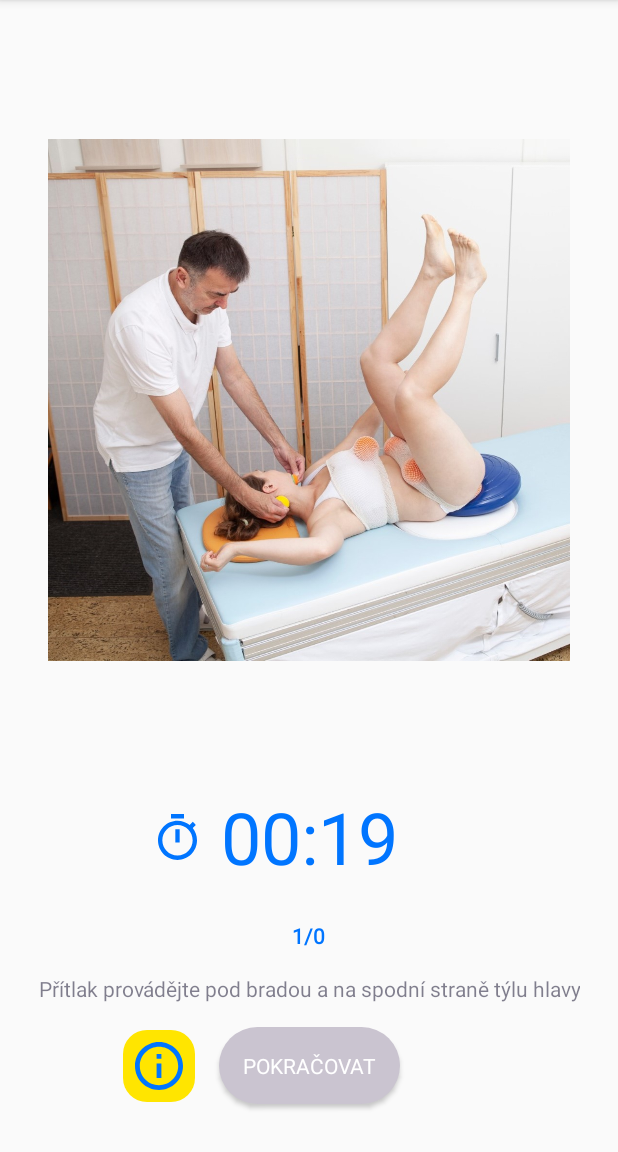
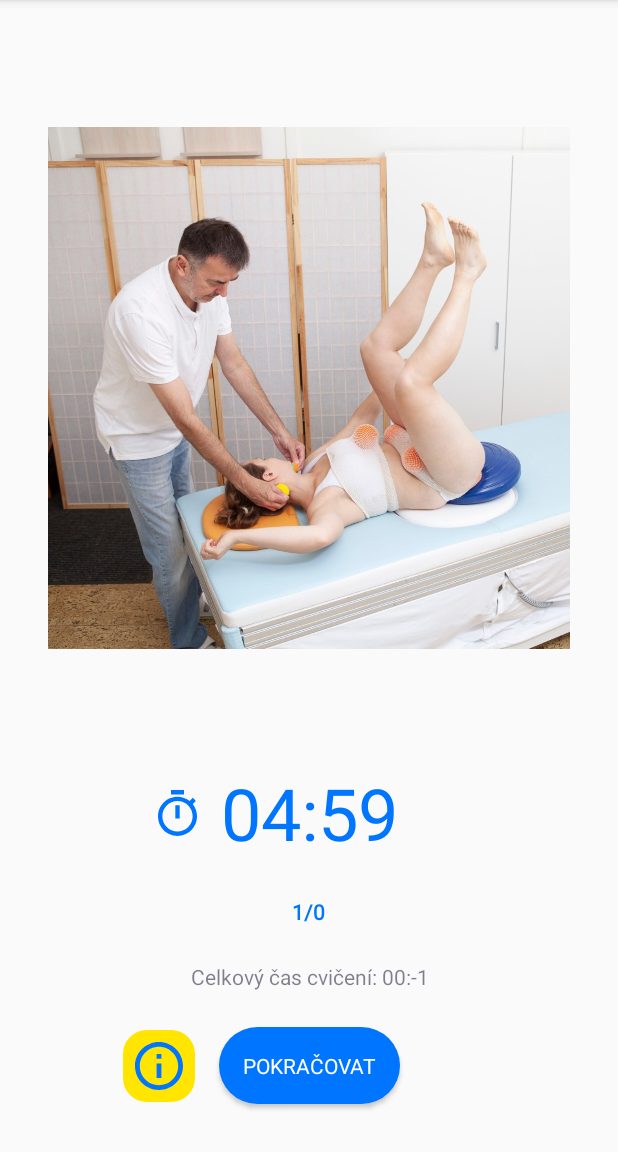
Before and after one commit to Trinithea/VM2G, an Android app built with Jetpack Compose: the ExerciseFragment screen opened through its navigation route, after a tap on "POKRAČOVAT", on a phone screen of 412 x 824 dp, the part 84-1236 px from its top. Run offline under Robolectric (Android 15) with nearby library versions, the phone set to English and light mode, and no system bars; our stand-ins replace Room's generated code, data binding; Roboto replaces fonts that are not available here; 2 statements that could not run were skipped.

Commit message:
úpravy s Vojtou

```diff
--- a/Aplikace_rehabilitace/app/src/main/java/com/example/aplikace_rehabilitace/database/ExercisePosition.kt
+++ b/Aplikace_rehabilitace/app/src/main/java/com/example/aplikace_rehabilitace/database/ExercisePosition.kt
@@ -27,7 +27,7 @@ data class ExercisePosition(
     @ColumnInfo(name = "preparationImages")
     var positionPreparationImages: String,
 
-    @ColumnInfo(name = "imageId")
-    var positionImage: Int
+    @ColumnInfo(name = "imageName")
+    var positionImage: String
 
 )
--- a/Aplikace_rehabilitace/app/src/main/java/com/example/aplikace_rehabilitace/database/Patient.kt
+++ b/Aplikace_rehabilitace/app/src/main/java/com/example/aplikace_rehabilitace/database/Patient.kt
@@ -17,8 +17,8 @@ data class Patient(
     @ColumnInfo(name = "weight")
     var patientWeight: Int,
 
-    @ColumnInfo(name = "age")
-    var patientAge: Int,
+    @ColumnInfo(name = "birth")
+    var patientBirth: String,
 
     @ColumnInfo(name = "accountId")
     var patientAccountId: Long
--- a/Aplikace_rehabilitace/app/src/main/java/com/example/aplikace_rehabilitace/database/VM2GDatabase.kt
+++ b/Aplikace_rehabilitace/app/src/main/java/com/example/aplikace_rehabilitace/database/VM2GDatabase.kt
@@ -7,7 +7,7 @@ import androidx.room.RoomDatabase
 
 @Database(
     entities = [Patient::class, TherapySettings::class, ExercisePosition::class, TherapyPositions::class, ExercisePatient::class],
-    version = 6,
+    version = 8,
     exportSchema = false)
 abstract class VM2GDatabase : RoomDatabase() {
     abstract val vm2gDatabaseDao: VM2GDao
--- a/Aplikace_rehabilitace/app/src/main/java/com/example/aplikace_rehabilitace/ui_/account/AddPatientFragment.kt
+++ b/Aplikace_rehabilitace/app/src/main/java/com/example/aplikace_rehabilitace/ui_/account/AddPatientFragment.kt
@@ -66,9 +66,9 @@ class AddPatientFragment : Fragment() {
         viewModel.addPatient(
             binding.nameTextInput.text.toString(),
             binding.weightTextInput.text.toString().toInt(),
-            binding.ageTextInput.text.toString().toInt()
+            binding.ageTextInput.text.toString()
         )
-        Toast.makeText(context, "Nový pacient pod tímto účtem byl úspěšně přidán", Toast.LENGTH_SHORT).show()
+       // Toast.makeText(context, "Nový pacient pod tímto účtem byl úspěšně přidán", Toast.LENGTH_SHORT).show()
     }
 
 }
--- a/Aplikace_rehabilitace/app/src/main/java/com/example/aplikace_rehabilitace/ui_/account/AddPatientViewModel.kt
+++ b/Aplikace_rehabilitace/app/src/main/java/com/example/aplikace_rehabilitace/ui_/account/AddPatientViewModel.kt
@@ -38,11 +38,11 @@ class AddPatientViewModel (
     }
 
 
-    fun addPatient(name: String, weight: Int, age: Int){
+    fun addPatient(name: String, weight: Int, birth: String){
         uiScope.launch {
             // TODO:předělat account ID
 
-            val newPatient = Patient(patientName = name, patientWeight = weight, patientAge = age, patientAccountId = accountId)
+            val newPatient = Patient(patientName = name, patientWeight = weight, patientBirth = birth, patientAccountId = accountId)
             insert(newPatient)
             _navigateToHomeScreen.value = newPatient
         }
--- a/Aplikace_rehabilitace/app/src/main/java/com/example/aplikace_rehabilitace/ui_/exercise/ExerciseAfterFragment.kt
+++ b/Aplikace_rehabilitace/app/src/main/java/com/example/aplikace_rehabilitace/ui_/exercise/ExerciseAfterFragment.kt
@@ -19,12 +19,11 @@ class ExerciseAfterFragment : Fragment() {
         savedInstanceState: Bundle?
     ): View? {
         // Inflate the layout for this fragment
-
-        return FragmentExerciseAfterBinding.inflate(inflater, container, false).root
+        binding = FragmentExerciseAfterBinding.inflate(inflater, container, false)
+        return binding.root
     }
 
     override fun onViewCreated(view: View, savedInstanceState: Bundle?) {
-        binding = FragmentExerciseAfterBinding.bind(view)
         binding.btnHomeScreen.setOnClickListener(Navigation.createNavigateOnClickListener(R.id.action_exerciseAfterFragment_to_homeScreenFragment))
         binding.btnMessage.setOnClickListener(Navigation.createNavigateOnClickListener(R.id.action_exerciseAfterFragment_to_exerciseAfterMessageFragment))
 
--- a/Aplikace_rehabilitace/app/src/main/java/com/example/aplikace_rehabilitace/ui_/exercise/ExerciseFragment.kt
+++ b/Aplikace_rehabilitace/app/src/main/java/com/example/aplikace_rehabilitace/ui_/exercise/ExerciseFragment.kt
@@ -1,6 +1,7 @@
 package com.example.aplikace_rehabilitace.ui_.exercise
 
 import android.annotation.SuppressLint
+import android.app.AlertDialog
 import android.os.Bundle
 import android.os.Handler
 import android.os.Looper
@@ -9,6 +10,8 @@ import androidx.fragment.app.Fragment
 import android.view.LayoutInflater
 import android.view.View
 import android.view.ViewGroup
+import android.widget.Button
+import android.widget.TextView
 import androidx.core.content.ContextCompat
 import androidx.core.view.isVisible
 import androidx.lifecycle.Observer
@@ -42,6 +45,7 @@ class ExerciseFragment : Fragment() {
     private lateinit var handler: Handler
     private var runnable: Runnable? = null
     private var startTime = 0L
+    private var overallTime = 0
 
     override fun onCreateView(
         inflater: LayoutInflater, container: ViewGroup?,
@@ -71,13 +75,17 @@ class ExerciseFragment : Fragment() {
         })
 
         binding.continueButton.setOnClickListener {
+
             changeState()
             var position = positionList[currentPosition]
             when (state){
                 State.INSTRUCTIONS -> {
+                    Log.d("Timer", "state INSTRUCTIONS")
                     initializeInstructions(position)
+
                 }
                 State.TIMER -> {
+                    Log.d("Timer", "state TIMER")
                     //TODO: txt2: obsah, txtTimeLeft: obsah -> spustit odpočet
 
                     binding.btnPreparation.visibility = View.GONE
@@ -86,21 +94,27 @@ class ExerciseFragment : Fragment() {
                     binding.txtTimeLeft.visibility = View.VISIBLE
                     binding.txt2.setTextColor(R.color.colorBlue)
                     binding.txt1.text = "${currentPosition+1}/${positionList.size}"
-                    binding.continueButton.setBackgroundResource(R.drawable.roundcorner32_gray)
-                    binding.continueButton.isClickable = false
+                    //binding.continueButton.setBackgroundResource(R.drawable.roundcorner32_gray)
+                    //binding.continueButton.isClickable = false
                     startTime = System.currentTimeMillis() / 1000
                     Log.d("Timer", "startTime: ${startTime}")
+                    overallTime = (positionList.size-currentPosition) * 300 // overall time in seconds (300 for 5 minutes)
+                    Log.d("Timer", "overallTime: ${overallTime}")
                     startTimer()
                 }
                 State.CHANGE -> {
+                    stopTimer()
+                    Log.d("Timer", "state CHANGE")
                     binding.txtTimeLeft.text = "00:00"
                     currentPosition++
                     if (currentPosition < positionList.size){
                         binding.txt1.text = "Změňte na polohu ${positionList[currentPosition].positionName}"
+                        binding.txt2.text = ""
                         binding.continueButton.text = getString(com.example.aplikace_rehabilitace.R.string.zmenit_polohu)
                     }
                     else{
                         binding.txt1.text = ""
+                        binding.txt2.text=""
                         binding.continueButton.text = "Konec cvičení"
                         binding.continueButton.setOnClickListener {
                             this.findNavController().navigate(R.id.action_exerciseFragment_to_exerciseAfterFragment)
@@ -112,12 +126,52 @@ class ExerciseFragment : Fragment() {
         }
 
         binding.btnInfo.setOnClickListener {
-            //TODO
+
+          //  showDialog()
+/*
+            val dialogView = View.inflate(activity, R.layout.info_dialog, null)
+            val builder = AlertDialog.Builder(activity).apply {
+                setView(dialogView)
+            }
+            val alertDialog = builder.show()
+            val position = positionList[currentPosition]
+            dialogView.txtInfo.text = "${currentPosition + 1}/${positionList.size} / 5 minut (${positionList.size * 5} minut celkem)\n${position.positionName}"
+            dialogView.txtDecription.text = position.positionDescription // Assuming this is a typo and should be txtDescription instead
+
+            dialogView.continueButton.setOnClickListener {
+                alertDialog.dismiss()
+            }
+*/
+
         }
         binding.btnPreparation.setOnClickListener {
             //TODO
             this.findNavController().navigate(R.id.action_exerciseFragment_to_exercisePreparationFragment)
         }
+    }
+
+
+    private fun showDialog() {
+        val builder = AlertDialog.Builder(context)
+        builder.setTitle("Informace o cvičení")
+
+        // Inflate the custom layout
+        val customLayout = LayoutInflater.from(context).inflate(R.layout.info_dialog, null)
+        builder.setView(customLayout)
+
+        val position = positionList[currentPosition]
+        customLayout.findViewById<TextView>(R.id.txtInfo).text = "${currentPosition + 1}/${positionList.size} / 5 minut (${positionList.size * 5} minut celkem)\n${position.positionName}"
+        customLayout.findViewById<TextView>(R.id.txtDescription).text = position.positionDescription
+
+        // Show the dialog
+        val dialog = builder.create()
+
+        customLayout.findViewById<Button>(R.id.continueButton).setOnClickListener {
+            dialog.dismiss()
+
+        }
+
+        dialog.show()
     }
 
     private fun startTimer() {
@@ -129,14 +183,21 @@ class ExerciseFragment : Fragment() {
                 Log.d("Timer","currentTime: ${currentTime}")
                 val elapsedTime = currentTime - startTime // Assume startTime is defined elsewhere
                 Log.d("Timer","elapsedTime: ${elapsedTime}")
-                val remainingTime = 20 - elapsedTime // TODO 5 minutes in seconds (300)
+                val remainingTime = 300 - elapsedTime // TODO 5 minutes in seconds (300)
+                val overallRemainingTime = overallTime - elapsedTime
                 Log.d("Timer","remainingTime: ${remainingTime}")
+                Log.d("Timer","overallRemainingTime: ${overallRemainingTime}")
 
                 // Update txtTimeLeft
                 val minutes = remainingTime / 60
                 val seconds = remainingTime % 60
+
+                val minutes2 = overallRemainingTime / 60
+                val seconds2 = overallRemainingTime % 60
                 Log.d("Timer","výpis: ${String.format("%02d:%02d", minutes, seconds)}")
+                Log.d("Timer","výpis: ${String.format("%02d:%02d", minutes2, seconds2)}")
                 binding.txtTimeLeft.text = String.format("%02d:%02d", minutes, seconds)
+                binding.txt2.text = String.format("Celkový čas cvičení: %02d:%02d", minutes2, seconds2)
 
                 // Check if the timer should stop
                 if (remainingTime <= 0) {
@@ -161,7 +222,8 @@ class ExerciseFragment : Fragment() {
 
     @SuppressLint("SetTextI18n", "ResourceAsColor")
     private fun initializeInstructions(position:ExercisePosition){
-        binding.imgPositions.setImageResource(position.positionImage)
+        val resourceId = resources.getIdentifier(position.positionImage, "drawable", "com.example.aplikace_rehabilitace")
+        binding.imgPositions.setImageResource(resourceId)
         binding.txt1.text = "${currentPosition+1}/${positionList.size} / 5 minut (${positionList.size*5} minut celkem)\n${position.positionName}"
         binding.txt2.text = position.positionDescription
         binding.continueButton.text = getString(R.string.pokracovat)
@@ -169,7 +231,7 @@ class ExerciseFragment : Fragment() {
         binding.btnPreparation.visibility = View.VISIBLE
         binding.imgTimer.visibility = View.GONE
         binding.btnInfo.visibility = View.GONE
-        binding.txtTimeLeft.visibility = View.GONE
+        binding.txtTimeLeft.visibility = View.INVISIBLE
     }
 
 }
--- a/Aplikace_rehabilitace/app/src/main/java/com/example/aplikace_rehabilitace/ui_/snimani/FinalPreparationFragment.kt
+++ b/Aplikace_rehabilitace/app/src/main/java/com/example/aplikace_rehabilitace/ui_/snimani/FinalPreparationFragment.kt
@@ -25,7 +25,7 @@ class FinalPreparationFragment : Fragment() {
 
     override fun onViewCreated(view: View, savedInstanceState: Bundle?) {
         binding = FragmentFinalPreparationBinding.bind(view)
-        binding.txtContinue.setOnClickListener (Navigation.createNavigateOnClickListener(R.id.action_preparationRecording1_to_preparationRecording2))
+        binding.txtContinue.setOnClickListener (Navigation.createNavigateOnClickListener(R.id.action_finalPreparationFragment_to_startExerciseFragment))
 
     }
 }
--- a/Aplikace_rehabilitace/app/src/main/java/com/example/aplikace_rehabilitace/ui_/snimani/PreparationRecording3.kt
+++ b/Aplikace_rehabilitace/app/src/main/java/com/example/aplikace_rehabilitace/ui_/snimani/PreparationRecording3.kt
@@ -23,7 +23,7 @@ class PreparationRecording3 : Fragment() {
 
     override fun onViewCreated(view: View, savedInstanceState: Bundle?) {
         binding = FragmentPreparationRecording3Binding.bind(view)
-        binding.continueButton.setOnClickListener (Navigation.createNavigateOnClickListener(R.id.action_preparationRecording1_to_preparationRecording2))
+        binding.continueButton.setOnClickListener (Navigation.createNavigateOnClickListener(R.id.action_preparationRecording3_to_finalPreparationFragment))
         binding.backButton.setOnClickListener (Navigation.createNavigateOnClickListener(R.id.action_preparationRecording3_to_preparationRecording2))
 
     }
--- a/Aplikace_rehabilitace/app/src/main/java/com/example/aplikace_rehabilitace/ui_/therapy_settings/SetTherapy3Fragment.kt
+++ b/Aplikace_rehabilitace/app/src/main/java/com/example/aplikace_rehabilitace/ui_/therapy_settings/SetTherapy3Fragment.kt
@@ -85,7 +85,7 @@ class SetTherapy3Fragment : Fragment() {
                 }
             }
         })
-
+        binding.buttonTempDB.visibility = View.INVISIBLE
         binding.continue2Button.setOnClickListener{
             updateTherapy()
             this.findNavController().navigate(R.id.action_setTherapy3Fragment_to_setTherapy4Fragment)
--- a/Aplikace_rehabilitace/app/src/main/java/com/example/aplikace_rehabilitace/ui_/therapy_settings/SetTherapy3ViewModel.kt
+++ b/Aplikace_rehabilitace/app/src/main/java/com/example/aplikace_rehabilitace/ui_/therapy_settings/SetTherapy3ViewModel.kt
@@ -88,7 +88,7 @@ class SetTherapy3ViewModel (
                     "Umístěte 3 míčky velikosti 3 pod pravé žebro a na obě třísla\n"+
                     "Umístěte 4 míčky velikosti 2 na kotník z obou stran na nárt a plosku nohy",
             positionPreparationImages = "pos1_1.jpeg;pos1_2.jpeg;pos1_3.jpeg",
-            positionImage = R.drawable.pos1
+            positionImage = "pos1"
         )
 
         val pos2 = ExercisePosition(
@@ -97,7 +97,7 @@ class SetTherapy3ViewModel (
             positionDescription = "Přítlak provádějte na vnitřní straně kolena a na rameni",
             positionPreparationSteps = "empty",
             positionPreparationImages = "empty",
-            positionImage = R.drawable.pos2
+            positionImage = "pos2"
         )
 
         val pos3 = ExercisePosition(
@@ -106,7 +106,7 @@ class SetTherapy3ViewModel (
             positionDescription = "empty",
             positionPreparationSteps = "empty",
             positionPreparationImages = "empty",
-            positionImage = R.drawable.pos3
+            positionImage = "pos3"
         )
 
         addTemporaryExercisePosition(pos1)
--- a/Aplikace_rehabilitace/app/src/main/res/layout/fragment_add_patient.xml
+++ b/Aplikace_rehabilitace/app/src/main/res/layout/fragment_add_patient.xml
@@ -88,7 +88,7 @@
         android:layout_marginLeft="24dp"
         android:layout_marginRight="24dp"
         android:backgroundTint="@color/colorBlue"
-        android:hint="@string/v_k"
+        android:hint="@string/datum_narozeni"
         android:textColorHint="@color/colorBlue"
         app:boxBackgroundMode="outline"
         app:boxStrokeColor="@color/colorBlue"
@@ -103,8 +103,7 @@
         <com.google.android.material.textfield.TextInputEditText
             android:id="@+id/ageTextInput"
             android:layout_width="match_parent"
-            android:layout_height="wrap_content"
-            android:numeric="integer" />
+            android:layout_height="wrap_content"/>
 
     </com.google.android.material.textfield.TextInputLayout>
 
--- a/Aplikace_rehabilitace/app/src/main/res/layout/fragment_exercise.xml
+++ b/Aplikace_rehabilitace/app/src/main/res/layout/fragment_exercise.xml
@@ -32,7 +32,7 @@
         android:layout_height="wrap_content"
         android:layout_marginStart="24dp"
         android:layout_marginEnd="24dp"
-        android:layout_marginBottom="16dp"
+        android:layout_marginBottom="24dp"
         android:fontFamily="@font/roboto"
         android:text="@string/_1_4_poloh"
         android:textAlignment="center"
@@ -55,7 +55,7 @@
         android:textAlignment="center"
         android:textColor="@color/colorBlue"
         android:textSize="48sp"
-        android:visibility="gone"
+        android:visibility="invisible"
         app:layout_constraintBottom_toTopOf="@+id/txt1"
         app:layout_constraintEnd_toEndOf="parent"
         app:layout_constraintStart_toStartOf="parent" />
@@ -66,7 +66,7 @@
         android:layout_height="wrap_content"
         android:layout_marginStart="24dp"
         android:layout_marginEnd="24dp"
-        android:layout_marginBottom="16dp"
+        android:layout_marginBottom="24dp"
         android:fontFamily="@font/roboto"
         android:text="@string/pritlak_provadejte"
         android:textAlignment="center"
@@ -101,7 +101,6 @@
         app:layout_constraintHorizontal_bias="0.6"
         app:layout_constraintStart_toStartOf="parent"
         app:layout_constraintTop_toTopOf="parent"
-        app:layout_constraintVertical_bias="0.503"
         app:srcCompat="@drawable/pos1" />
 
     <ImageView
--- a/Aplikace_rehabilitace/app/src/main/res/layout/fragment_exercise_after.xml
+++ b/Aplikace_rehabilitace/app/src/main/res/layout/fragment_exercise_after.xml
@@ -19,7 +19,7 @@
         app:layout_constraintEnd_toEndOf="parent"
         app:layout_constraintHorizontal_bias="0.033"
         app:layout_constraintStart_toStartOf="parent"
-        tools:layout_editor_absoluteY="522dp" />
+        app:layout_constraintTop_toBottomOf="@+id/imageView15" />
 
     <ImageButton
         android:id="@+id/btnMessage"
@@ -81,12 +81,10 @@
     <ImageView
         android:id="@+id/imageView15"
         android:layout_width="0dp"
-        android:layout_height="0dp"
+        android:layout_height="350dp"
         android:layout_marginStart="24dp"
         android:layout_marginTop="24dp"
         android:layout_marginEnd="24dp"
-        android:layout_marginBottom="24dp"
-        app:layout_constraintBottom_toTopOf="@+id/txt1"
         app:layout_constraintEnd_toEndOf="parent"
         app:layout_constraintStart_toStartOf="parent"
         app:layout_constraintTop_toBottomOf="@+id/textView3"
--- a/Aplikace_rehabilitace/app/src/main/res/layout/fragment_set_therapy6.xml
+++ b/Aplikace_rehabilitace/app/src/main/res/layout/fragment_set_therapy6.xml
@@ -79,8 +79,7 @@
         app:layout_constraintBottom_toBottomOf="parent"
         app:layout_constraintEnd_toEndOf="parent"
         app:layout_constraintHorizontal_bias="0.5"
-        app:layout_constraintStart_toStartOf="parent"
-        app:layout_constraintTop_toBottomOf="@+id/cbChciSeZapojit" />
+        app:layout_constraintStart_toStartOf="parent" />
 
     <ImageView
         android:id="@+id/imageView11"
--- a/Aplikace_rehabilitace/app/src/main/res/layout/fragment_start_exercise.xml
+++ b/Aplikace_rehabilitace/app/src/main/res/layout/fragment_start_exercise.xml
@@ -44,7 +44,6 @@
         android:layout_width="match_parent"
         android:layout_height="wrap_content"
         android:layout_marginStart="32dp"
-        android:layout_marginTop="24dp"
         android:layout_marginEnd="32dp"
         android:layout_marginBottom="24dp"
         android:fontFamily="@font/roboto"
@@ -52,8 +51,7 @@
         android:textAlignment="center"
         app:layout_constraintBottom_toTopOf="@+id/btnStartTherapy"
         app:layout_constraintEnd_toEndOf="parent"
-        app:layout_constraintStart_toStartOf="parent"
-        app:layout_constraintTop_toBottomOf="@+id/imageView10" />
+        app:layout_constraintStart_toStartOf="parent" />
 
     <ImageView
         android:id="@+id/imageView10"
@@ -62,6 +60,7 @@
         android:layout_marginStart="24dp"
         android:layout_marginTop="24dp"
         android:layout_marginEnd="24dp"
+        app:layout_constraintBottom_toTopOf="@+id/textView6"
         app:layout_constraintEnd_toEndOf="parent"
         app:layout_constraintStart_toStartOf="parent"
         app:layout_constraintTop_toTopOf="parent"
--- a/Aplikace_rehabilitace/app/src/main/res/navigation/nav_graph.xml
+++ b/Aplikace_rehabilitace/app/src/main/res/navigation/nav_graph.xml
@@ -148,7 +148,11 @@
     <fragment
         android:id="@+id/finalPreparationFragment"
         android:name="com.example.aplikace_rehabilitace.ui_.snimani.FinalPreparationFragment"
-        android:label="FinalPreparationFragment" />
+        android:label="FinalPreparationFragment" >
+        <action
+            android:id="@+id/action_finalPreparationFragment_to_startExerciseFragment"
+            app:destination="@id/startExerciseFragment" />
+    </fragment>
     <fragment
         android:id="@+id/exerciseAfterFragment"
         android:name="com.example.aplikace_rehabilitace.ui_.exercise.ExerciseAfterFragment"
--- a/Aplikace_rehabilitace/app/src/main/res/values/strings.xml
+++ b/Aplikace_rehabilitace/app/src/main/res/values/strings.xml
@@ -73,4 +73,5 @@
     <string name="zahajit_cviceni">Zahájit cvičení</string>
     <string name="proveden_cvi_en">Provedená cvičení</string>
     <string name="planovan_cvi_en">Plánovaná cvičení</string>
+    <string name="datum_narozeni">Datum narození</string>
 </resources>
```
Also changed, not shown: Aplikace_rehabilitace/app/src/main/res/layout/info_dialog.xml (added, +59 -0 lines).
